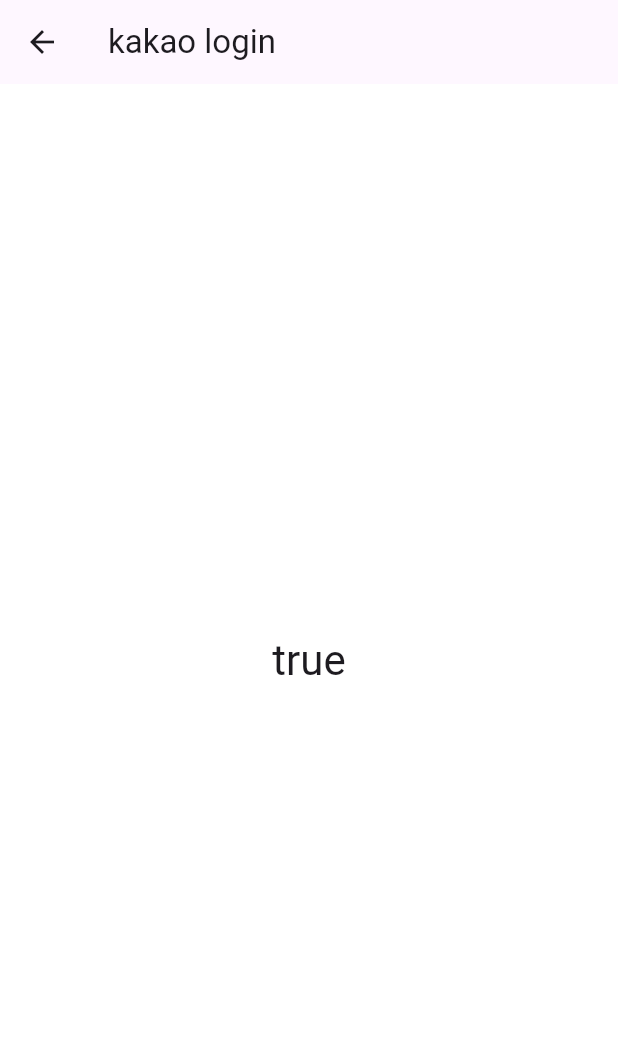
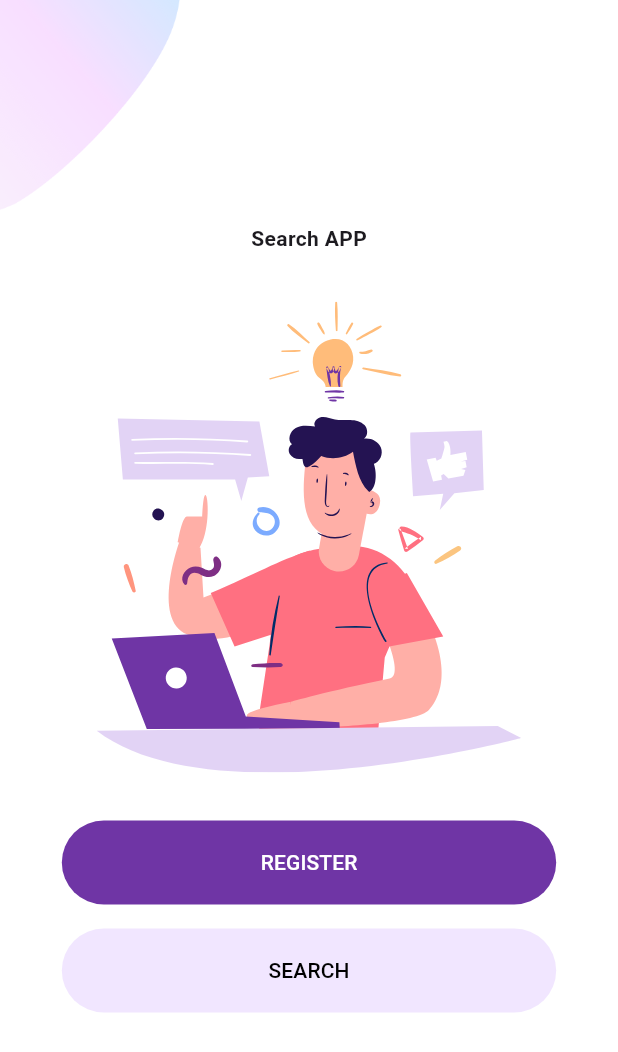
Before and after one commit to junghyunsoo24/portfolio_flutter_search_app, a Flutter app: the screen it shows after launch, after a tap on "LOGIN", on a phone screen of 412 x 824 dp. Shown: the top 1052 px of the screen. Run offline on Flutter 3.47's test engine with Material 3 defaults, Android fonts, the phone set to English and light mode, and no system bars; our stand-ins replace flutter_svg; missing offline and left inert: kakao_flutter_sdk, kakao_flutter_sdk_user.

Commit message:
feat: add search screen
if login is success, search screen is open

```diff
--- a/lib/Screens/Login/login_screen.dart
+++ b/lib/Screens/Login/login_screen.dart
@@ -1,4 +1,5 @@
 import 'package:flutter/material.dart';
+import '../Search/search_screen.dart';
 import 'kakao_login.dart';
 import 'main_view_model.dart';
 
@@ -22,7 +23,15 @@ class _LoginScreenState extends State<LoginScreen> {
 
   void _autoLogin() async {
     await viewModel.login();
-    setState(() {});
+    setState(() {
+      // 추가: 로그인이 성공하면 화면 전환
+      if (viewModel.isLogined) {
+        Navigator.pushReplacement(
+          context,
+          MaterialPageRoute(builder: (context) => SearchScreen()), // SearchScreen으로 이동
+        );
+      }
+    });
   }
 
   @override
--- /dev/null
+++ b/lib/Screens/Search/components/search_btn.dart
@@ -0,0 +1,36 @@
+import 'package:flutter/material.dart';
+
+import '../../../constants.dart';
+import '../../Login/login_screen.dart';
+
+class SearchBtn extends StatelessWidget {
+  const SearchBtn({Key? key,}) : super(key: key);
+
+  @override
+  Widget build(BuildContext context) {
+    return Column(
+      children: [
+        ElevatedButton(
+          onPressed: () {
+          },
+          child: Text(
+            "register".toUpperCase(),
+          ),
+        ),
+        const SizedBox(height: 16),
+        ElevatedButton(
+          onPressed: () {
+          },
+          style: ElevatedButton.styleFrom(
+            backgroundColor: kPrimaryLightColor,
+            elevation: 0,
+          ),
+          child: Text(
+            "search".toUpperCase(),
+            style: const TextStyle(color: Colors.black),
+          ),
+        ),
+      ],
+    );
+  }
+}
--- /dev/null
+++ b/lib/Screens/Search/components/search_image.dart
@@ -0,0 +1,36 @@
+import 'package:flutter/material.dart';
+import 'package:flutter_svg/flutter_svg.dart';
+
+import '../../../constants.dart';
+
+class SearchImage extends StatelessWidget {
+  const SearchImage({
+    Key? key,
+  }) : super(key: key);
+
+  @override
+  Widget build(BuildContext context) {
+    return Column(
+      children: [
+        const Text(
+          "Search APP",
+          style: TextStyle(fontWeight: FontWeight.bold),
+        ),
+        const SizedBox(height: defaultPadding * 2),
+        Row(
+          children: [
+            const Spacer(),
+            Expanded(
+              flex: 8,
+              child: SvgPicture.asset(
+                "assets/icons/signup.svg",
+              ),
+            ),
+            const Spacer(),
+          ],
+        ),
+        const SizedBox(height: defaultPadding * 2),
+      ],
+    );
+  }
+}
--- /dev/null
+++ b/lib/Screens/Search/search_screen.dart
@@ -0,0 +1,70 @@
+import 'package:flutter/material.dart';
+
+import '../../background.dart';
+import '../../responsive.dart';
+import 'components/search_btn.dart';
+import 'components/search_image.dart';
+
+class SearchScreen extends StatelessWidget {
+  const SearchScreen({Key? key}) : super(key: key);
+
+  @override
+  Widget build(BuildContext context) {
+    return const Background(
+      child: SingleChildScrollView(
+        child: SafeArea(
+          child: Responsive(
+            desktop: Row(
+              mainAxisAlignment: MainAxisAlignment.end,
+
+              children: [
+                Expanded(
+                  child: SearchImage(),
+                ),
+
+                Expanded(
+                  child: Row(
+                    mainAxisAlignment: MainAxisAlignment.center,
+                    children: [
+                      SizedBox(
+                        width: 450,
+                        child: SearchBtn(),
+                      ),
+                    ],
+                  ),
+                ),
+              ],
+            ),
+            mobile: MobileSearchScreen(),
+          ),
+        ),
+      ),
+    );
+  }
+}
+
+class MobileSearchScreen extends StatelessWidget {
+  const MobileSearchScreen({
+    Key? key,
+  }) : super(key: key);
+
+  @override
+  Widget build(BuildContext context) {
+    return const Column(
+      mainAxisAlignment: MainAxisAlignment.center,
+      children: <Widget>[
+        SearchImage(),
+        Row(
+          children: [
+            Spacer(),
+            Expanded(
+              flex: 8,
+              child: SearchBtn(),
+            ),
+            Spacer(),
+          ],
+        ),
+      ],
+    );
+  }
+}
```
Also changed, not shown: 1 other file.
